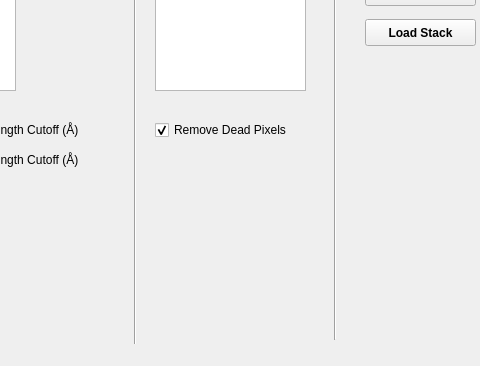
Qt form control/DisplayStack_gui.ui (bmazin/ARCONS-pipeline) before a commit; both pictures show x 345 to 825 and y 431 to 797 of the 1101 by 797 pixel window.
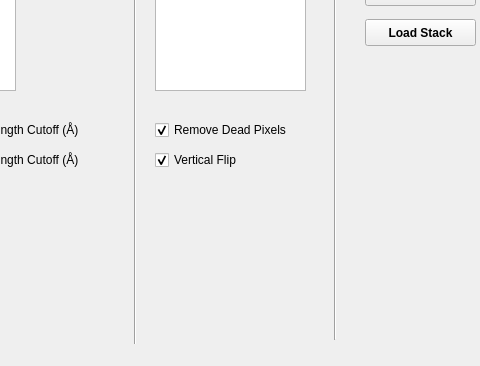
The same form after that commit.

The edit to the form file:
```diff
--- a/control/DisplayStack_gui.ui
+++ b/control/DisplayStack_gui.ui
@@ -501,6 +501,22 @@
      <string>Load Target</string>
     </property>
    </widget>
+   <widget class="QCheckBox" name="verticalFlipBox">
+    <property name="geometry">
+     <rect>
+      <x>500</x>
+      <y>580</y>
+      <width>171</width>
+      <height>22</height>
+     </rect>
+    </property>
+    <property name="text">
+     <string>Vertical Flip</string>
+    </property>
+    <property name="checked">
+     <bool>true</bool>
+    </property>
+   </widget>
   </widget>
   <widget class="QMenuBar" name="menubar">
    <property name="geometry">
```
